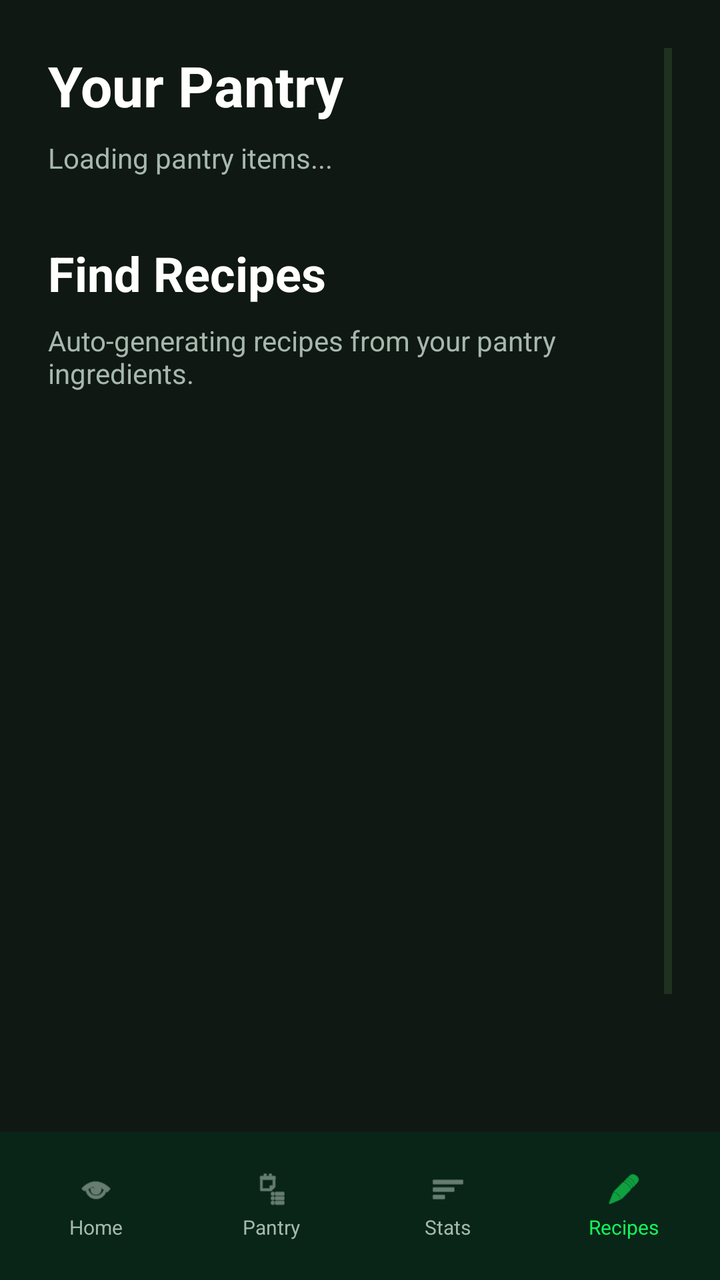
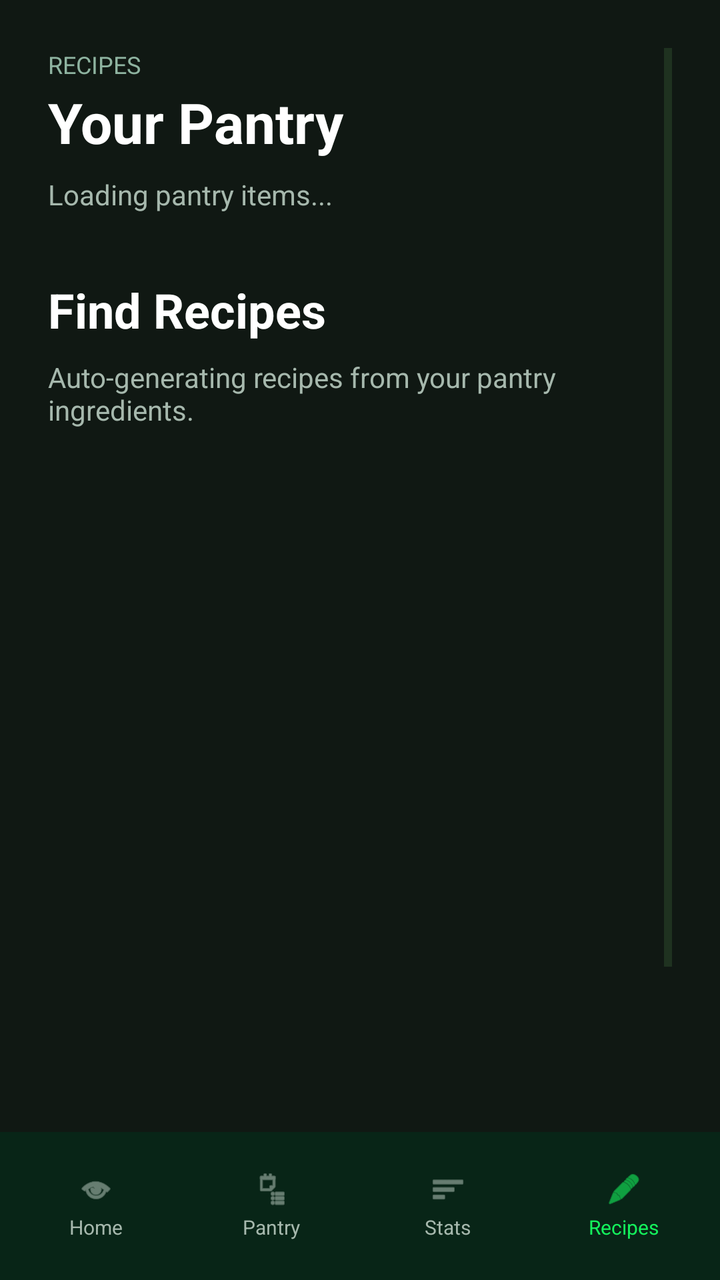

Before-and-after screenshots of an Android layout around one commit, followed by the original layout XML and the change that was made.
<!-- AndroidManifest.xml: application theme Theme.MobileGroup -->
<!-- res/layout/activity_recipe.xml -->
<?xml version="1.0" encoding="utf-8"?>
<LinearLayout xmlns:android="http://schemas.android.com/apk/res/android"
    xmlns:app="http://schemas.android.com/apk/res-auto"
    xmlns:tools="http://schemas.android.com/tools"
    android:id="@+id/main"
    android:layout_width="match_parent"
    android:layout_height="match_parent"
    android:orientation="vertical"
    android:background="#101813"
    tools:context=".RecipeActivity">

    
    <ScrollView
        android:layout_width="match_parent"
        android:layout_height="0dp"
        android:layout_weight="1"
        android:padding="24dp">

        <LinearLayout
            android:layout_width="match_parent"
            android:layout_height="wrap_content"
            android:orientation="vertical">

            <TextView
                android:layout_width="match_parent"
                android:layout_height="wrap_content"
                android:text="Your Pantry"
                android:textSize="28sp"
                android:textStyle="bold"
                android:textColor="#FFFFFF"
                android:layout_marginBottom="8dp" />

            <TextView
                android:id="@+id/tv_pantry_status"
                android:layout_width="match_parent"
                android:layout_height="wrap_content"
                android:text="Loading pantry items..."
                android:textSize="14sp"
                android:textColor="#A6B8AD"
                android:layout_marginBottom="8dp" />

            <androidx.recyclerview.widget.RecyclerView
                android:id="@+id/recyclerView_pantry"
                android:layout_width="match_parent"
                android:layout_height="wrap_content"
                android:layout_marginBottom="24dp"
                android:orientation="horizontal" />

            <TextView
                android:layout_width="match_parent"
                android:layout_height="wrap_content"
                android:text="Find Recipes"
                android:textSize="24sp"
                android:textStyle="bold"
                android:textColor="#FFFFFF"
                android:layout_marginBottom="8dp" />

            <TextView
                android:layout_width="match_parent"
                android:layout_height="wrap_content"
                android:text="Auto-generating recipes from your pantry ingredients."
                android:textSize="14sp"
                android:textColor="#A6B8AD"
                android:layout_marginBottom="16dp" />

            <ProgressBar
                android:id="@+id/progressBar_loading"
                android:layout_width="wrap_content"
                android:layout_height="wrap_content"
                android:layout_gravity="center"
                android:visibility="gone" />

            <androidx.recyclerview.widget.RecyclerView
                android:id="@+id/recyclerView_recipes"
                android:layout_width="match_parent"
                android:layout_height="400dp"
                android:layout_marginTop="8dp" />

        </LinearLayout>
    </ScrollView>

    
    <LinearLayout
        android:layout_width="match_parent"
        android:layout_height="74dp"
        android:background="#082517"
        android:gravity="center"
        android:orientation="horizontal"
        android:paddingStart="4dp"
        android:paddingEnd="4dp"
        android:weightSum="4">

        <LinearLayout
            android:id="@+id/navHome"
            android:layout_width="0dp"
            android:layout_height="wrap_content"
            android:layout_weight="1"
            android:gravity="center"
            android:orientation="vertical">

            <ImageView
                android:layout_width="18dp"
                android:layout_height="18dp"
                android:src="@android:drawable/ic_menu_view"
                app:tint="#A6B8AD" />

            <TextView
                android:layout_width="wrap_content"
                android:layout_height="wrap_content"
                android:layout_marginTop="3dp"
                android:text="Home"
                android:textColor="#A6B8AD"
                android:textSize="10sp" />
        </LinearLayout>

        <LinearLayout
            android:id="@+id/navPantry"
            android:layout_width="0dp"
            android:layout_height="wrap_content"
            android:layout_weight="1"
            android:gravity="center"
            android:orientation="vertical">

            <ImageView
                android:layout_width="18dp"
                android:layout_height="18dp"
                android:src="@android:drawable/ic_menu_agenda"
                app:tint="#A6B8AD" />

            <TextView
                android:layout_width="wrap_content"
                android:layout_height="wrap_content"
                android:layout_marginTop="3dp"
                android:text="Pantry"
                android:textColor="#A6B8AD"
                android:textSize="10sp" />
        </LinearLayout>

        <LinearLayout
            android:id="@+id/navStats"
            android:layout_width="0dp"
            android:layout_height="wrap_content"
            android:layout_weight="1"
            android:gravity="center"
            android:orientation="vertical">

            <ImageView
                android:layout_width="18dp"
                android:layout_height="18dp"
                android:src="@android:drawable/ic_menu_sort_by_size"
                app:tint="#A6B8AD" />

            <TextView
                android:layout_width="wrap_content"
                android:layout_height="wrap_content"
                android:layout_marginTop="3dp"
                android:text="Stats"
                android:textColor="#A6B8AD"
                android:textSize="10sp" />
        </LinearLayout>

        <LinearLayout
            android:id="@+id/navRecipes"
            android:layout_width="0dp"
            android:layout_height="wrap_content"
            android:layout_weight="1"
            android:gravity="center"
            android:orientation="vertical">

            <ImageView
                android:layout_width="18dp"
                android:layout_height="18dp"
                android:src="@android:drawable/ic_menu_edit"
                app:tint="#14F25C" />

            <TextView
                android:layout_width="wrap_content"
                android:layout_height="wrap_content"
                android:layout_marginTop="3dp"
                android:text="Recipes"
                android:textColor="#14F25C"
                android:textSize="10sp" />
        </LinearLayout>
    </LinearLayout>

</LinearLayout>
<!-- resources referenced by this layout -->
<resources>
  <style name="Theme.MobileGroup" parent="Theme.MaterialComponents.NoActionBar">
          
          <item name="colorPrimary">@color/green_primary</item>
          <item name="colorPrimaryVariant">@color/green_dark</item>
          <item name="colorOnPrimary">@color/background</item>
          <item name="colorSecondary">@color/green_button</item>
          <item name="colorOnSecondary">@color/background</item>
          <item name="android:colorBackground">@color/background</item>
          <item name="colorSurface">@color/surface</item>
          <item name="colorOnSurface">@color/text_primary</item>
  
          
          <item name="android:statusBarColor">@color/background</item>
          <item name="android:navigationBarColor">@color/surface</item>
          <item name="android:windowLightStatusBar">false</item>
  
          
          <item name="android:editTextColor">@color/text_primary</item>
          <item name="android:textColorHint">@color/text_hint</item>
          <item name="colorControlNormal">@color/green_dim</item>
          <item name="colorControlActivated">@color/green_primary</item>
  
          
          <item name="materialAlertDialogTheme">@style/Theme.MobileGroup.AlertDialog</item>
      </style>
  <color name="green_primary">#4ADE80</color>
  <color name="green_dark">#166534</color>
  <color name="background">#0F1C0F</color>
  <color name="green_button">#22C55E</color>
  <color name="surface">#1A2E1A</color>
  <color name="text_primary">#FFFFFF</color>
  <color name="text_hint">#4D7A4D</color>
  <color name="green_dim">#2D4A2D</color>
  <style name="Theme.MobileGroup.AlertDialog" parent="ThemeOverlay.MaterialComponents.MaterialAlertDialog">
          <item name="android:background">@color/surface</item>
          <item name="colorOnSurface">@color/text_primary</item>
          <item name="colorPrimary">@color/green_primary</item>
      </style>
</resources>

<!-- the commit's change to res/layout/activity_recipe.xml (unified diff, before → after) -->
@@ -21,14 +21,28 @@
             android:layout_height="wrap_content"
             android:orientation="vertical">
 
-            <TextView
-                android:layout_width="match_parent"
-                android:layout_height="wrap_content"
-                android:text="Your Pantry"
-                android:textSize="28sp"
-                android:textStyle="bold"
-                android:textColor="#FFFFFF"
-                android:layout_marginBottom="8dp" />
+            <LinearLayout
+                android:layout_width="match_parent"
+                android:layout_height="wrap_content"
+                android:orientation="vertical"
+                android:layout_marginBottom="8dp">
+
+                <TextView
+                    android:layout_width="wrap_content"
+                    android:layout_height="wrap_content"
+                    android:text="RECIPES"
+                    android:textColor="#8EB3A0"
+                    android:textSize="12sp" />
+
+                <TextView
+                    android:layout_width="match_parent"
+                    android:layout_height="wrap_content"
+                    android:layout_marginTop="2dp"
+                    android:text="Your Pantry"
+                    android:textSize="28sp"
+                    android:textStyle="bold"
+                    android:textColor="#FFFFFF" />
+            </LinearLayout>
 
             <TextView
                 android:id="@+id/tv_pantry_status"
